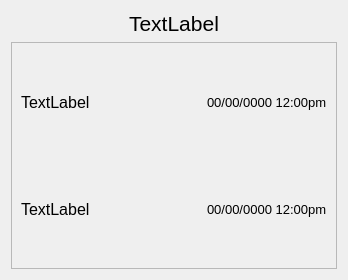
Qt form DayPopup.ui (IsaacLance/422group7) before a commit.
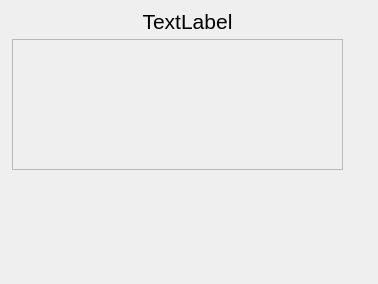
The same form after that commit.

Commit message: added scroll area to daypopup.ui

What changed in the file:
```diff
--- a/DayPopup.ui
+++ b/DayPopup.ui
@@ -6,16 +6,22 @@
    <rect>
     <x>0</x>
     <y>0</y>
-    <width>348</width>
-    <height>280</height>
+    <width>378</width>
+    <height>284</height>
    </rect>
   </property>
   <property name="windowTitle">
    <string>Dialog</string>
   </property>
-  <layout class="QVBoxLayout" name="verticalLayout_2">
-   <item>
     <widget class="QLabel" name="label_date">
+   <property name="geometry">
+    <rect>
+     <x>12</x>
+     <y>12</y>
+     <width>351</width>
+     <height>19</height>
+    </rect>
+   </property>
      <property name="font">
       <font>
        <pointsize>16</pointsize>
@@ -28,9 +34,15 @@
       <set>Qt::AlignCenter</set>
      </property>
     </widget>
-   </item>
-   <item>
     <widget class="QScrollArea" name="scrollArea">
+   <property name="geometry">
+    <rect>
+     <x>12</x>
+     <y>39</y>
+     <width>331</width>
+     <height>131</height>
+    </rect>
+   </property>
      <property name="widgetResizable">
       <bool>true</bool>
      </property>
@@ -39,84 +51,13 @@
        <rect>
         <x>0</x>
         <y>0</y>
-        <width>328</width>
-        <height>229</height>
-       </rect>
-      </property>
-      <layout class="QVBoxLayout" name="verticalLayout">
-       <item>
-        <layout class="QHBoxLayout" name="horizontalLayout">
-         <item>
-          <widget class="QLabel" name="label">
-           <property name="font">
-            <font>
-             <pointsize>12</pointsize>
-            </font>
-           </property>
-           <property name="text">
-            <string>TextLabel</string>
-           </property>
-          </widget>
-         </item>
-         <item>
-          <widget class="QLabel" name="label_2">
-           <property name="sizePolicy">
-            <sizepolicy hsizetype="Fixed" vsizetype="Preferred">
-             <horstretch>0</horstretch>
-             <verstretch>0</verstretch>
-            </sizepolicy>
-           </property>
-           <property name="font">
-            <font>
-             <pointsize>10</pointsize>
-            </font>
-           </property>
-           <property name="text">
-            <string>00/00/0000 12:00pm</string>
-           </property>
-          </widget>
-         </item>
-        </layout>
-       </item>
-       <item>
-        <layout class="QHBoxLayout" name="horizontalLayout_2">
-         <item>
-          <widget class="QLabel" name="label_3">
-           <property name="font">
-            <font>
-             <pointsize>12</pointsize>
-            </font>
-           </property>
-           <property name="text">
-            <string>TextLabel</string>
-           </property>
-          </widget>
-         </item>
-         <item>
-          <widget class="QLabel" name="label_4">
-           <property name="sizePolicy">
-            <sizepolicy hsizetype="Fixed" vsizetype="Preferred">
-             <horstretch>0</horstretch>
-             <verstretch>0</verstretch>
-            </sizepolicy>
-           </property>
-           <property name="font">
-            <font>
-             <pointsize>10</pointsize>
-            </font>
-           </property>
-           <property name="text">
-            <string>00/00/0000 12:00pm</string>
-           </property>
-          </widget>
-         </item>
-        </layout>
-       </item>
-      </layout>
-     </widget>
-    </widget>
-   </item>
-  </layout>
+      <width>329</width>
+      <height>129</height>
+     </rect>
+    </property>
+    <layout class="QVBoxLayout" name="verticalLayout"/>
+   </widget>
+  </widget>
  </widget>
  <resources/>
  <connections/>
```
Lines whose indentation alone changed are shown as unchanged.
